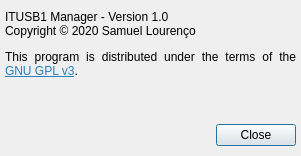
First picture: the form in src/aboutdialog.ui, repository bloguetronica/itusb1-mngr, before the edit.
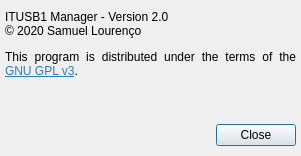
Second picture: the form after the edit. Icons and pictures are not drawn.

```diff
--- a/src/aboutdialog.ui
+++ b/src/aboutdialog.ui
@@ -65,7 +65,7 @@
     </rect>
    </property>
    <property name="text">
-    <string>&lt;html&gt;&lt;head/&gt;&lt;body&gt;&lt;p&gt;ITUSB1 Manager - Version 1.0&lt;br/&gt;Copyright © 2020 Samuel Lourenço&lt;/p&gt;&lt;p&gt;This program is distributed under the terms of the &lt;a href=&quot;https://www.gnu.org/licenses/gpl-3.0-standalone.html&quot;&gt;&lt;span style=&quot; text-decoration: underline; color:#2980b9;&quot;&gt;GNU GPL v3&lt;/span&gt;&lt;/a&gt;.&lt;/p&gt;&lt;/body&gt;&lt;/html&gt;</string>
+    <string>&lt;html&gt;&lt;head/&gt;&lt;body&gt;&lt;p&gt;ITUSB1 Manager - Version 2.0&lt;br/&gt;© 2020 Samuel Lourenço&lt;/p&gt;&lt;p&gt;This program is distributed under the terms of the &lt;a href=&quot;https://www.gnu.org/licenses/gpl-3.0-standalone.html&quot;&gt;&lt;span style=&quot; text-decoration: underline; color:#2980b9;&quot;&gt;GNU GPL v3&lt;/span&gt;&lt;/a&gt;.&lt;/p&gt;&lt;/body&gt;&lt;/html&gt;</string>
    </property>
    <property name="alignment">
     <set>Qt::AlignJustify|Qt::AlignTop</set>
```
